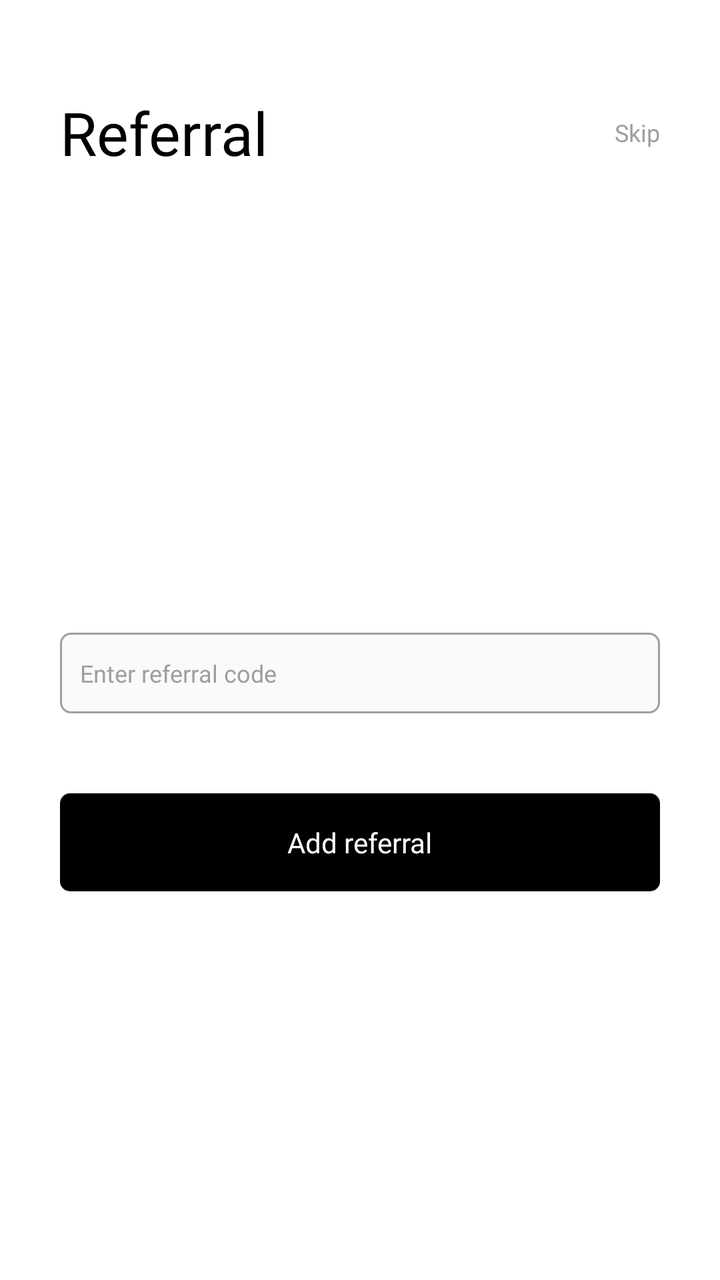
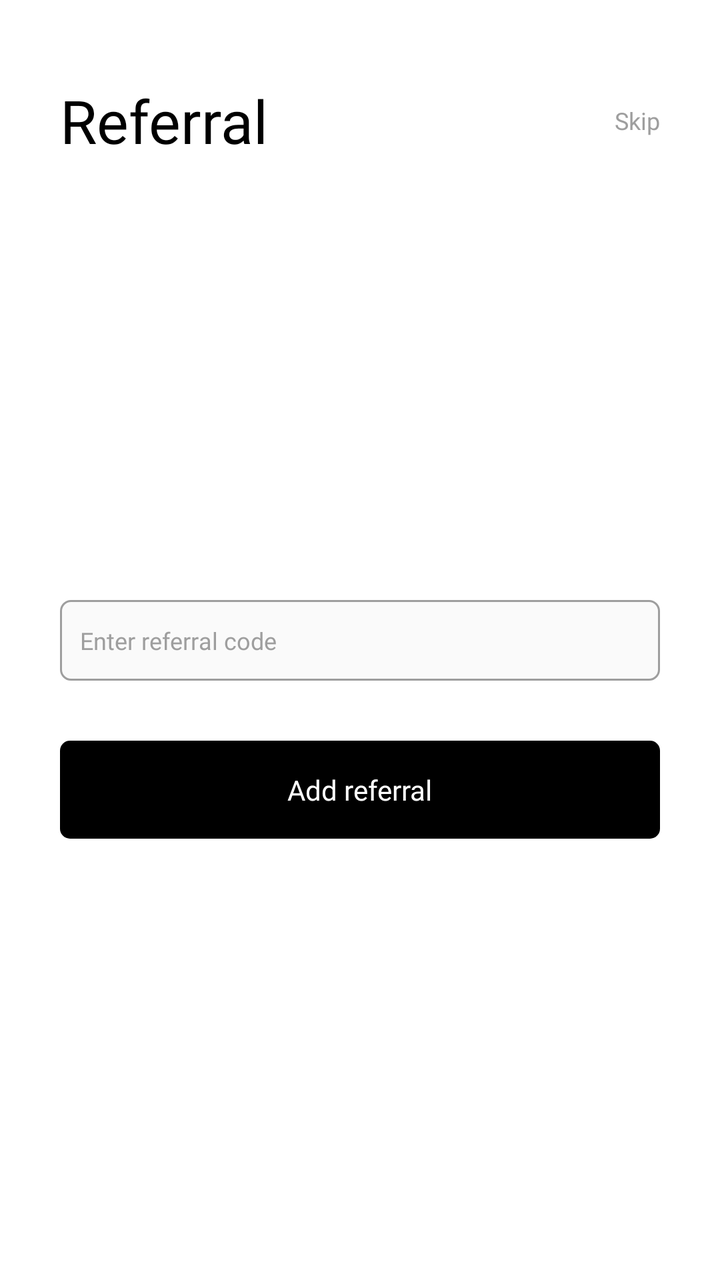

Before-and-after screenshots of an Android layout around one commit, followed by the original layout XML and the change that was made.
<!-- AndroidManifest.xml: application theme Theme.PrepNest -->
<!-- res/layout/addreferral.xml -->
<LinearLayout xmlns:android="http://schemas.android.com/apk/res/android"
    android:layout_width="match_parent"
    android:layout_height="match_parent"
    android:orientation="vertical"
    android:fitsSystemWindows="true">

    <LinearLayout
        android:id="@+id/background"
        android:layout_width="match_parent"
        android:layout_height="match_parent"
        android:background="#FFFFFF"
        android:orientation="vertical">

        <LinearLayout
            android:id="@+id/upper_container"
            android:layout_width="match_parent"
            android:layout_height="wrap_content"
            android:paddingLeft="30dp"
            android:paddingRight="20dp"
            android:gravity="center_vertical"
            android:orientation="horizontal"
            android:layout_weight="1">

            <TextView
                android:id="@+id/title"
                android:layout_width="wrap_content"
                android:layout_height="wrap_content"
                android:text="Referral"
                android:textSize="30sp"
                android:textColor="#000000"
                android:layout_weight="1"
                android:fontFamily="@font/bold" />

            <TextView
                android:id="@+id/skip_txt"
                android:layout_width="wrap_content"
                android:layout_height="wrap_content"
                android:paddingLeft="10dp"
                android:paddingTop="5dp"
                android:paddingRight="10dp"
                android:paddingBottom="5dp"
                android:text="Skip"
                android:textSize="12sp"
                android:textColor="#9E9E9E"
                android:fontFamily="@font/medium"
                android:background="@drawable/ripple_mask_only_light" />
        </LinearLayout>

        <LinearLayout
            android:id="@+id/edittext_container"
            android:layout_width="match_parent"
            android:layout_height="wrap_content"
            android:paddingLeft="30dp"
            android:paddingRight="30dp"
            android:gravity="center_vertical"
            android:orientation="vertical"
            android:layout_weight="4">

            <LinearLayout
                android:id="@+id/et_container"
                android:layout_width="match_parent"
                android:layout_height="wrap_content"
                android:gravity="center_vertical"
                android:orientation="horizontal"
                android:background="@drawable/rounded_shape_gray">

                <EditText
                    android:id="@+id/edittext"
                    android:layout_width="match_parent"
                    android:layout_height="wrap_content"
                    android:paddingLeft="10dp"
                    android:paddingTop="12dp"
                    android:paddingRight="10dp"
                    android:paddingBottom="12dp"
                    android:background="@android:color/transparent"
                    android:gravity="center_vertical"
                    android:textSize="12sp"
                    android:textColor="#000000"
                    android:hint="Enter referral code"
                    android:textColorHint="#9E9E9E"
                    android:singleLine="true"
                    android:imeOptions="actionDone"
                    android:fontFamily="@font/semibold" />
            </LinearLayout>

            <TextView
                android:id="@+id/error_txt"
                android:layout_width="wrap_content"
                android:layout_height="wrap_content"
                android:layout_marginTop="3dp"
                android:text="Invalid referral code"
                android:textSize="10sp"
                android:textColor="#000000"
                android:fontFamily="@font/medium"
                android:visibility="gone" />

            <LinearLayout
                android:id="@+id/add_btn"
                android:layout_width="match_parent"
                android:layout_height="wrap_content"
                android:layout_marginTop="40dp"
                android:layout_marginBottom="10dp"
                android:gravity="center_horizontal|center_vertical"
                android:orientation="horizontal"
                android:background="@drawable/ripple_bg_black">

                <TextView
                    android:id="@+id/add_btn_text"
                    android:layout_width="wrap_content"
                    android:layout_height="wrap_content"
                    android:layout_marginTop="15dp"
                    android:layout_marginBottom="15dp"
                    android:text="Add referral"
                    android:textSize="14sp"
                    android:textColor="#FFFFFF"
                    android:fontFamily="@font/semibold" />
            </LinearLayout>
        </LinearLayout>
    </LinearLayout>
</LinearLayout>
<!-- resources referenced by this layout -->
<resources>
  <!-- drawable ripple_bg_black (drawable) -->
  <?xml version="1.0" encoding="utf-8"?>
  <ripple xmlns:android="http://schemas.android.com/apk/res/android"
      android:color="@color/dark_ripple">
  
      <item android:drawable="@drawable/rounded_shape_black" />
  </ripple>
  <!-- drawable ripple_mask_only_light (drawable) -->
  <?xml version="1.0" encoding="utf-8"?>
  <ripple xmlns:android="http://schemas.android.com/apk/res/android"
      android:color="@color/light_gray">
  
      
      <item android:id="@android:id/mask">
          <shape android:shape="rectangle">
              <corners android:radius="100dp" />
              <solid android:color="#FFFFFF" /> 
          </shape>
      </item>
  
      
  </ripple>
  <!-- drawable rounded_shape_gray (drawable) -->
  <?xml version="1.0" encoding="utf-8"?>
  <shape xmlns:android="http://schemas.android.com/apk/res/android"
      android:shape="rectangle">
  
      <solid android:color="@color/white_gray" />
  
      <stroke
          android:width="3px"
          android:color="@color/stroke" />
  
      <corners android:radius="15px" />
  </shape>
  <style name="Theme.PrepNest" parent="Theme.MaterialComponents.DayNight.NoActionBar">
          
          <item name="colorPrimary">@color/colorPrimary</item>
          <item name="colorPrimaryVariant">@color/colorPrimaryVariant</item>
          <item name="colorOnPrimary">@color/colorOnPrimary</item>
          <item name="colorSecondary">@color/colorSecondary</item>
          <item name="colorSecondaryVariant">@color/colorSecondaryVariant</item>
          <item name="colorOnSecondary">@color/colorOnSecondary</item>
          
          <item name="android:colorBackground">@color/colorBackground</item>
          <item name="colorSurface">@color/colorSurface</item>
          <item name="colorOnSurface">@color/colorOnSurface</item>
          
          <item name="colorError">@color/colorError</item>
          <item name="colorOnError">@color/colorOnError</item>
          
  
          
  
          <item name="android:windowTranslucentStatus">false</item>
          <item name="android:windowContentOverlay">@null</item>
          <item name="android:windowBackground">@color/white</item>
  
          <item name="android:windowDrawsSystemBarBackgrounds">true</item>
          <item name="colorControlActivated">@color/colorSecondary</item>
          <item name="colorControlHighlight">@color/colorSecondaryVariant</item>
          <item name="android:textColorHighlight">@color/colorSecondaryVariant</item>
          <item name="android:navigationBarColor">@android:color/white</item>
          <item name="android:enforceNavigationBarContrast">false</item>
      </style>
  <color name="dark_ripple">#212121</color>
  <!-- drawable rounded_shape_black (drawable) -->
  <?xml version="1.0" encoding="utf-8"?>
  <shape xmlns:android="http://schemas.android.com/apk/res/android"
      android:shape="rectangle">
  
      <solid android:color="@color/black" />
  
      <corners android:radius="15px" />
  </shape>
  <color name="light_gray">#F5F5F5</color>
  <color name="white_gray">#FAFAFA</color>
  <color name="stroke">#9E9E9E</color>
  <color name="colorPrimary">#FFFFFF</color>
  <color name="colorPrimaryVariant">#FFFFFF</color>
  <color name="colorOnPrimary">#000000</color>
  <color name="colorSecondary">#000000</color>
  <color name="colorSecondaryVariant">#54000000</color>
  <color name="colorOnSecondary">#FFFFFF</color>
  <color name="colorBackground">#FFFFFF</color>
  <color name="colorSurface">#FFFFFF</color>
  <color name="colorOnSurface">#000000</color>
  <color name="colorError">#B00020</color>
  <color name="colorOnError">#FFFFFF</color>
  <color name="white">#FFFFFF</color>
  <color name="black">#000000</color>
</resources>

<!-- the commit's change to res/layout/addreferral.xml (unified diff, before → after) -->
@@ -1,120 +1,108 @@
-<LinearLayout xmlns:android="http://schemas.android.com/apk/res/android"
+<?xml version="1.0" encoding="utf-8"?>
+<androidx.constraintlayout.widget.ConstraintLayout xmlns:android="http://schemas.android.com/apk/res/android"
+    xmlns:app="http://schemas.android.com/apk/res-auto"
     android:layout_width="match_parent"
     android:layout_height="match_parent"
-    android:orientation="vertical"
+    xmlns:tools="http://schemas.android.com/tools"
+    android:id="@+id/wrapper_layout"
+    android:background="@color/white"
     android:fitsSystemWindows="true">
 
+    <TextView
+        android:id="@+id/title"
+        android:layout_width="0dp"
+        android:layout_height="wrap_content"
+        android:layout_marginTop="40dp"
+        android:fontFamily="@font/bold"
+        android:paddingStart="30dp"
+        android:paddingEnd="0dp"
+        android:text="@string/referral"
+        android:textColor="#000000"
+        android:textSize="30sp"
+        app:layout_constraintLeft_toLeftOf="parent"
+        app:layout_constraintTop_toTopOf="parent" />
+
+    <TextView
+        android:id="@+id/skip_txt"
+        android:layout_width="wrap_content"
+        android:layout_height="wrap_content"
+        android:layout_marginEnd="20dp"
+        android:background="@drawable/ripple_mask_only_light"
+        android:fontFamily="@font/medium"
+        android:paddingLeft="10dp"
+        android:paddingTop="5dp"
+        android:paddingRight="10dp"
+        android:paddingBottom="5dp"
+        android:text="@string/skip"
+        android:textColor="#9E9E9E"
+        android:textSize="12sp"
+        app:layout_constraintBottom_toBottomOf="@+id/title"
+        app:layout_constraintRight_toRightOf="parent"
+        app:layout_constraintTop_toTopOf="@+id/title" />
+
+    <EditText
+        android:id="@+id/edittext"
+        android:layout_width="match_parent"
+        android:layout_height="wrap_content"
+        android:layout_marginStart="30dp"
+        android:layout_marginEnd="30dp"
+        android:background="@drawable/rounded_shape_gray"
+        android:fontFamily="@font/semibold"
+        android:gravity="center_vertical"
+        android:hint="@string/enter_referral_code"
+        android:imeOptions="actionDone"
+        android:importantForAutofill="no"
+        android:inputType="text"
+        android:paddingLeft="10dp"
+        android:paddingTop="12dp"
+        android:paddingRight="10dp"
+        android:paddingBottom="12dp"
+        android:singleLine="true"
+        android:textColor="#000000"
+        android:textColorHint="#9E9E9E"
+        android:textSize="12sp"
+        app:layout_constraintBottom_toBottomOf="parent"
+        app:layout_constraintLeft_toLeftOf="parent"
+        app:layout_constraintRight_toRightOf="parent"
+        app:layout_constraintTop_toTopOf="parent" />
+
+    <TextView
+        android:id="@+id/error_txt"
+        android:layout_width="wrap_content"
+        android:layout_height="wrap_content"
+        android:layout_marginTop="3dp"
+        android:text="@string/invalid_referral_code"
+        android:textSize="10sp"
+        android:textColor="#000000"
+        android:fontFamily="@font/medium"
+        android:visibility="invisible"
+        tools:ignore="SmallSp"
+        app:layout_constraintTop_toBottomOf="@id/edittext"
+        android:layout_marginStart="30dp"
+        app:layout_constraintLeft_toLeftOf="parent"/>
+
     <LinearLayout
-        android:id="@+id/background"
+        android:id="@+id/add_btn"
         android:layout_width="match_parent"
-        android:layout_height="match_parent"
-        android:background="#FFFFFF"
-        android:orientation="vertical">
+        android:layout_height="wrap_content"
+        android:layout_marginStart="30dp"
+        android:layout_marginTop="30dp"
+        android:layout_marginEnd="30dp"
+        android:background="@drawable/ripple_bg_black"
+        android:gravity="center"
+        android:orientation="horizontal"
+        app:layout_constraintTop_toBottomOf="@id/edittext">
 
-        <LinearLayout
-            android:id="@+id/upper_container"
-            android:layout_width="match_parent"
+        <TextView
+            android:id="@+id/add_btn_text"
+            android:layout_width="wrap_content"
             android:layout_height="wrap_content"
-            android:paddingLeft="30dp"
-            android:paddingRight="20dp"
-            android:gravity="center_vertical"
-            android:orientation="horizontal"
-            android:layout_weight="1">
+            android:layout_marginTop="15dp"
+            android:layout_marginBottom="15dp"
+            android:fontFamily="@font/semibold"
+            android:text="@string/add_referral"
+            android:textColor="#FFFFFF"
+            android:textSize="14sp" />
+    </LinearLayout>
 
-            <TextView
-                android:id="@+id/title"
-                android:layout_width="wrap_content"
-                android:layout_height="wrap_content"
-                android:text="Referral"
-                android:textSize="30sp"
-                android:textColor="#000000"
-                android:layout_weight="1"
-                android:fontFamily="@font/bold" />
-
-            <TextView
-                android:id="@+id/skip_txt"
-                android:layout_width="wrap_content"
-                android:layout_height="wrap_content"
-                android:paddingLeft="10dp"
-                android:paddingTop="5dp"
-                android:paddingRight="10dp"
-                android:paddingBottom="5dp"
-                android:text="Skip"
-                android:textSize="12sp"
-                android:textColor="#9E9E9E"
-                android:fontFamily="@font/medium"
-                android:background="@drawable/ripple_mask_only_light" />
-        </LinearLayout>
-
-        <LinearLayout
-            android:id="@+id/edittext_container"
-            android:layout_width="match_parent"
-            android:layout_height="wrap_content"
-            android:paddingLeft="30dp"
-            android:paddingRight="30dp"
-            android:gravity="center_vertical"
-            android:orientation="vertical"
-            android:layout_weight="4">
-
-            <LinearLayout
-                android:id="@+id/et_container"
-                android:layout_width="match_parent"
-                android:layout_height="wrap_content"
-                android:gravity="center_vertical"
-                android:orientation="horizontal"
-                android:background="@drawable/rounded_shape_gray">
-
-                <EditText
-                    android:id="@+id/edittext"
-                    android:layout_width="match_parent"
-                    android:layout_height="wrap_content"
-                    android:paddingLeft="10dp"
-                    android:paddingTop="12dp"
-                    android:paddingRight="10dp"
-                    android:paddingBottom="12dp"
-                    android:background="@android:color/transparent"
-                    android:gravity="center_vertical"
-                    android:textSize="12sp"
-                    android:textColor="#000000"
-                    android:hint="Enter referral code"
-                    android:textColorHint="#9E9E9E"
-                    android:singleLine="true"
-                    android:imeOptions="actionDone"
-                    android:fontFamily="@font/semibold" />
-            </LinearLayout>
-
-            <TextView
-                android:id="@+id/error_txt"
-                android:layout_width="wrap_content"
-                android:layout_height="wrap_content"
-                android:layout_marginTop="3dp"
-                android:text="Invalid referral code"
-                android:textSize="10sp"
-                android:textColor="#000000"
-                android:fontFamily="@font/medium"
-                android:visibility="gone" />
-
-            <LinearLayout
-                android:id="@+id/add_btn"
-                android:layout_width="match_parent"
-                android:layout_height="wrap_content"
-                android:layout_marginTop="40dp"
-                android:layout_marginBottom="10dp"
-                android:gravity="center_horizontal|center_vertical"
-                android:orientation="horizontal"
-                android:background="@drawable/ripple_bg_black">
-
-                <TextView
-                    android:id="@+id/add_btn_text"
-                    android:layout_width="wrap_content"
-                    android:layout_height="wrap_content"
-                    android:layout_marginTop="15dp"
-                    android:layout_marginBottom="15dp"
-                    android:text="Add referral"
-                    android:textSize="14sp"
-                    android:textColor="#FFFFFF"
-                    android:fontFamily="@font/semibold" />
-            </LinearLayout>
-        </LinearLayout>
-    </LinearLayout>
-</LinearLayout>
+</androidx.constraintlayout.widget.ConstraintLayout>
<!-- resource entries referenced after the edit -->
@@ -16,7 +16,7 @@
       <item android:id="@android:id/mask">
           <shape android:shape="rectangle">
               <corners android:radius="100dp" />
-              <solid android:color="#FFFFFF" /> 
+              <solid android:color="@color/white" /> 
           </shape>
       </item>
   
@@ -31,10 +31,15 @@
   
       <stroke
           android:width="3px"
-          android:color="@color/stroke" />
+          android:color="@color/dark_gray" />
   
       <corners android:radius="15px" />
   </shape>
+  <string name="add_referral">Add referral</string>
+  <string name="enter_referral_code">Enter referral code</string>
+  <string name="invalid_referral_code">Invalid referral code</string>
+  <string name="referral">Referral</string>
+  <string name="skip">Skip</string>
   <style name="Theme.PrepNest" parent="Theme.MaterialComponents.DayNight.NoActionBar">
           
           <item name="colorPrimary">@color/colorPrimary</item>
@@ -62,7 +67,6 @@
           <item name="colorControlActivated">@color/colorSecondary</item>
           <item name="colorControlHighlight">@color/colorSecondaryVariant</item>
           <item name="android:textColorHighlight">@color/colorSecondaryVariant</item>
-          <item name="android:navigationBarColor">@android:color/white</item>
           <item name="android:enforceNavigationBarContrast">false</item>
       </style>
   <color name="dark_ripple">#212121</color>
@@ -77,7 +81,7 @@
   </shape>
   <color name="light_gray">#F5F5F5</color>
   <color name="white_gray">#FAFAFA</color>
-  <color name="stroke">#9E9E9E</color>
+  <color name="dark_gray">#9E9E9E</color>
   <color name="colorPrimary">#FFFFFF</color>
   <color name="colorPrimaryVariant">#FFFFFF</color>
   <color name="colorOnPrimary">#000000</color>
